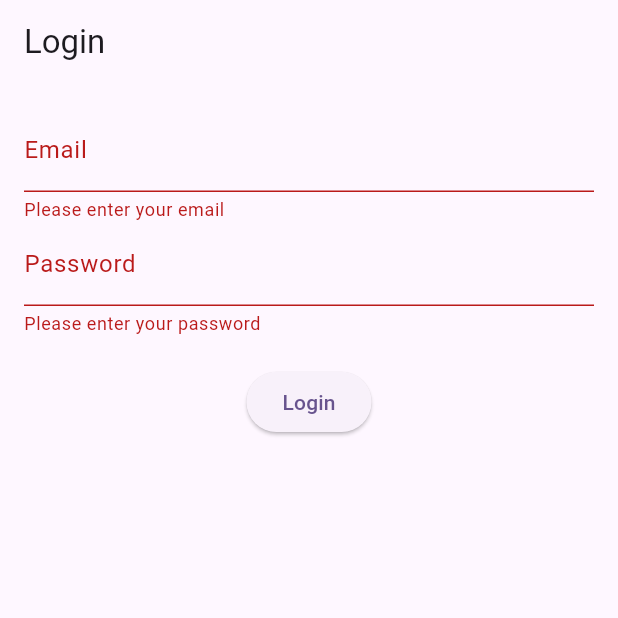
After one commit to zencode-lk/Park-finder-App, a Flutter app: the LoginPage screen opened directly, after a tap on "Login", on a phone screen of 412 x 824 dp, the top half of it. The commit adds this screen. Run offline on Flutter 3.47's test engine with Material 3 defaults, Android fonts, the phone set to English and light mode, and no system bars.

Commit message:
login_pages

```diff
--- a/park_finder/lib/main.dart
+++ b/park_finder/lib/main.dart
@@ -97,5 +97,7 @@ class _MyHomePageState extends State<MyHomePage> {
         child: const Icon(Icons.add),
       ), // This trailing comma makes auto-formatting nicer for build methods.
     );
+
   }
+
 }
--- /dev/null
+++ b/park_finder/lib/pages/login.dart
@@ -0,0 +1,86 @@
+import 'package:flutter/material.dart';
+
+void main() {
+  runApp(LoginApp());
+}
+
+class LoginApp extends StatelessWidget {
+  @override
+  Widget build(BuildContext context) {
+    return MaterialApp(
+      title: 'Login Form',
+      theme: ThemeData(
+        primarySwatch: Colors.blue,
+      ),
+      home: LoginPage(),
+    );
+  }
+}
+
+class LoginPage extends StatefulWidget {
+  @override
+  _LoginPageState createState() => _LoginPageState();
+}
+
+class _LoginPageState extends State<LoginPage> {
+  final _formKey = GlobalKey<FormState>();
+  final TextEditingController _emailController = TextEditingController();
+  final TextEditingController _passwordController = TextEditingController();
+
+  void _login() {
+    if (_formKey.currentState!.validate()) {
+      // Perform login action
+      print("Email: ${_emailController.text}");
+      print("Password: ${_passwordController.text}");
+      // You can navigate to another page or perform an authentication action here.
+    }
+  }
+
+  @override
+  Widget build(BuildContext context) {
+    return Scaffold(
+      appBar: AppBar(
+        title: Text('Login'),
+      ),
+      body: Padding(
+        padding: const EdgeInsets.all(16.0),
+        child: Form(
+          key: _formKey,
+          child: Column(
+            children: <Widget>[
+              TextFormField(
+                controller: _emailController,
+                decoration: InputDecoration(labelText: 'Email'),
+                keyboardType: TextInputType.emailAddress,
+                validator: (value) {
+                  if (value == null || value.isEmpty) {
+                    return 'Please enter your email';
+                  } else if (!RegExp(r'^[^@]+@[^@]+\.[^@]+').hasMatch(value)) {
+                    return 'Please enter a valid email';
+                  }
+                  return null;
+                },
+              ),
+              TextFormField(
+                controller: _passwordController,
+                decoration: InputDecoration(labelText: 'Password'),
+                obscureText: true,
+                validator: (value) {
+                  if (value == null || value.isEmpty) {
+                    return 'Please enter your password';
+                  }
+                  return null;
+                },
+              ),
+              SizedBox(height: 20),
+              ElevatedButton(
+                onPressed: _login,
+                child: Text('Login'),
+              ),
+            ],
+          ),
+        ),
+      ),
+    );
+  }
+}
```
Also changed, not shown: park_finder/lib/pages/user_rigistration.dart (added, +165 -0 lines), park_finder/lib/pages/vehical_registration.dart (added, +94 -0 lines).
